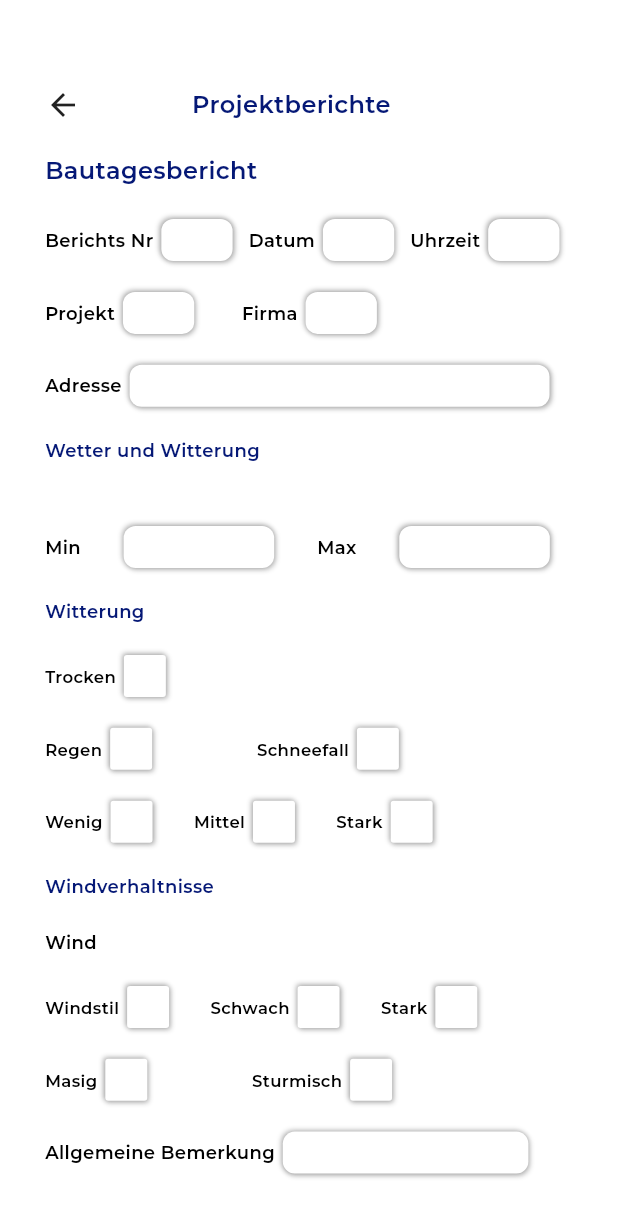
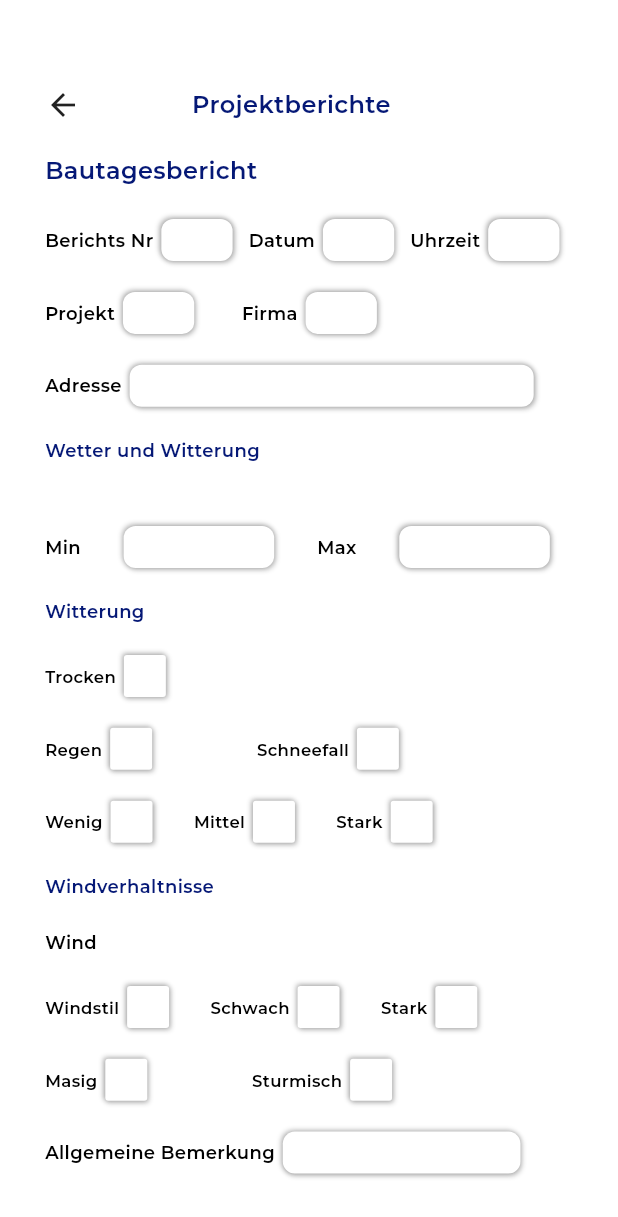
Before and after one commit to Temesgenzewude/construction_app, a Flutter app: the DailyReportScreen screen opened by its route, on a phone screen of 412 x 824 dp. Shown: the top 1217 px of the screen. Run offline on Flutter 3.47's test engine with Material 3 defaults, Android fonts, the phone set to English and light mode, and no system bars; our stand-ins replace country_code_picker, country_picker, dotted_border, flutter_hooks, flutter_svg, go_router and 3 more; project files that could hold a hidden picture were left out.

Commit message:
fix overflow

```diff
--- a/lib/src/features/project/presentation/screens/daily_report_screen.dart
+++ b/lib/src/features/project/presentation/screens/daily_report_screen.dart
@@ -116,7 +116,7 @@ class DailyReportScreen extends HookWidget {
               InputFieldWithLable(
                 label: 'Adresse',
                 controller: TextEditingController(),
-                width: AppSizer.getWidth(context, 265),
+                width: AppSizer.getWidth(context, 255),
                 height: AppSizer.getHeight(context, 30),
               ),
               SizedBox(height: AppSizer.getHeight(context, 22)),
@@ -268,7 +268,7 @@ class DailyReportScreen extends HookWidget {
               InputFieldWithLable(
                 label: 'Allgemeine Bemerkung',
                 controller: TextEditingController(),
-                width: AppSizer.getWidth(context, 155),
+                width: AppSizer.getWidth(context, 150),
                 height: AppSizer.getHeight(context, 30),
               ),
             ],
```
